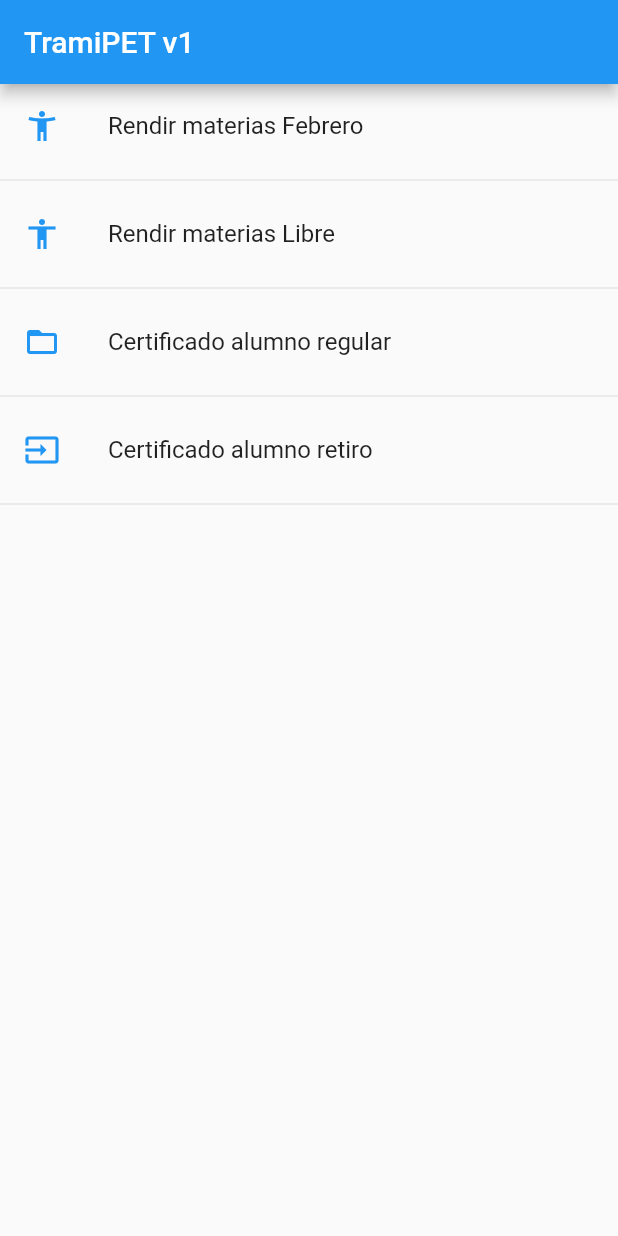
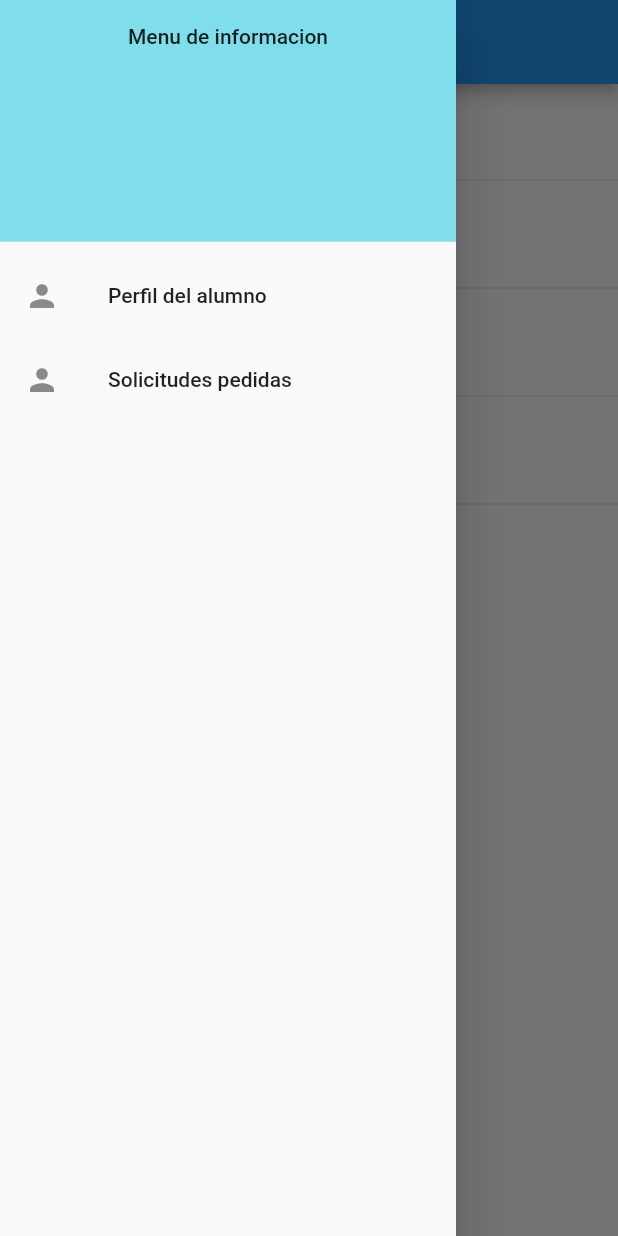
Before and after one commit to t0mmycastro/tramipet, a Flutter app: the screen it shows after launch, with the side drawer open (before the commit the screen has no drawer), on a phone screen of 412 x 824 dp. Run offline on Flutter 3.47's test engine with Material 2 defaults, Android fonts, the light colour scheme and no system bars.

Commit message:
Tramipet 1.1
Actualizacion de Tramipet 1.1:

-Se añadió un menu lateral con información sobre el alumno.
-Se corrigieron errores

```diff
--- a/lib/src/pages/home_page.dart
+++ b/lib/src/pages/home_page.dart
@@ -1,4 +1,3 @@
-import 'package:tramipet/src/pages/rendirfebrero_page.dart';
 import 'package:flutter/material.dart';
 
 import 'package:tramipet/src/providers/menu_provider.dart';
@@ -9,8 +8,40 @@ class HomePage extends StatelessWidget {
   Widget build(BuildContext context) {
     return Scaffold(
       appBar: AppBar(
-        title: Text('TramiPET v1'),
-        automaticallyImplyLeading: false,
+        title: Text('TramiPET v1.1'),
+      ),
+      drawer: Drawer(
+        child: ListView(
+          padding: EdgeInsets.zero,
+          children: [
+            DrawerHeader(
+              decoration: BoxDecoration(
+                color: Colors.cyan[200],
+              ),
+              child: Column(
+                children: [
+                  //        Expanded(child:
+                  //             Image.asset('images/logos.png'),      { Para poner un logo }
+                  //            ),
+                  Text('Menu de informacion'),
+                  SizedBox(
+                    height: 10.0,
+                  ),
+                ],
+              ),
+            ),
+            ListTile(
+              leading: Icon(Icons.person),
+              title: Text('Perfil del alumno'),
+              onTap: () {},
+            ),
+            ListTile(
+              leading: Icon(Icons.person),
+              title: Text('Solicitudes pedidas'),
+              onTap: () {},
+            ),
+          ],
+        ),
       ),
       body: _lista(),
     );
```
Also changed, not shown: 1 other file.
